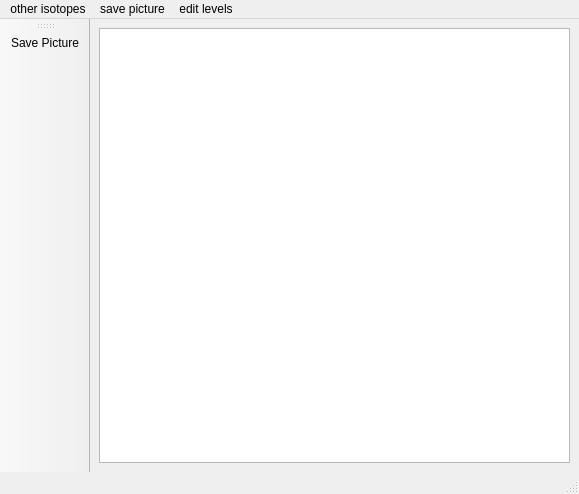
Qt form w_Isomer/w_levelScheme.ui (LISEcute/IsomerAPI) before a commit.
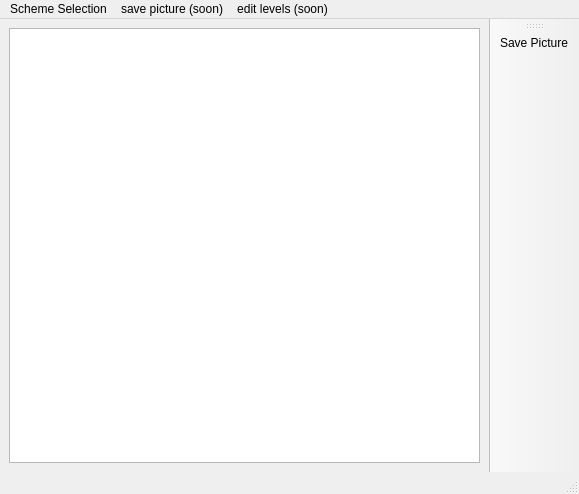
The same form after that commit.

Commit message: All features returned to functional. Changed internal Isotope/Isomer storage structures for multiple isotope selection (QVectors->Hashmaps). Added Scheme Selection in Level Scheme window for multiple scheme selection based on user filters.

The edit to the form file:
```diff
--- a/w_Isomer/w_levelScheme.ui
+++ b/w_Isomer/w_levelScheme.ui
@@ -35,7 +35,7 @@
     <string>toolBar</string>
    </property>
    <attribute name="toolBarArea">
-    <enum>LeftToolBarArea</enum>
+    <enum>RightToolBarArea</enum>
    </attribute>
    <attribute name="toolBarBreak">
     <bool>false</bool>
@@ -54,29 +54,29 @@
    <property name="layoutDirection">
     <enum>Qt::LayoutDirection::LeftToRight</enum>
    </property>
-   <widget class="QMenu" name="menuother_isotopes">
+   <widget class="QMenu" name="menu_other_isotopes">
     <property name="layoutDirection">
      <enum>Qt::LayoutDirection::LeftToRight</enum>
     </property>
     <property name="title">
-     <string>other isotopes</string>
+     <string>Scheme Selection</string>
     </property>
     <addaction name="actioniso1"/>
     <addaction name="actioniso2"/>
    </widget>
-   <widget class="QMenu" name="menuedit_levels">
+   <widget class="QMenu" name="menu_edit_levels">
     <property name="title">
-     <string>edit levels</string>
+     <string>edit levels (soon)</string>
     </property>
    </widget>
    <widget class="QMenu" name="menu_savePic">
     <property name="title">
-     <string>save picture</string>
+     <string>save picture (soon)</string>
     </property>
    </widget>
-   <addaction name="menuother_isotopes"/>
+   <addaction name="menu_other_isotopes"/>
    <addaction name="menu_savePic"/>
-   <addaction name="menuedit_levels"/>
+   <addaction name="menu_edit_levels"/>
   </widget>
   <action name="actionss">
    <property name="text">
```
Left out of the diff: 58 changed lines with no effect on the pictures. The commit also changes 6 other files.
